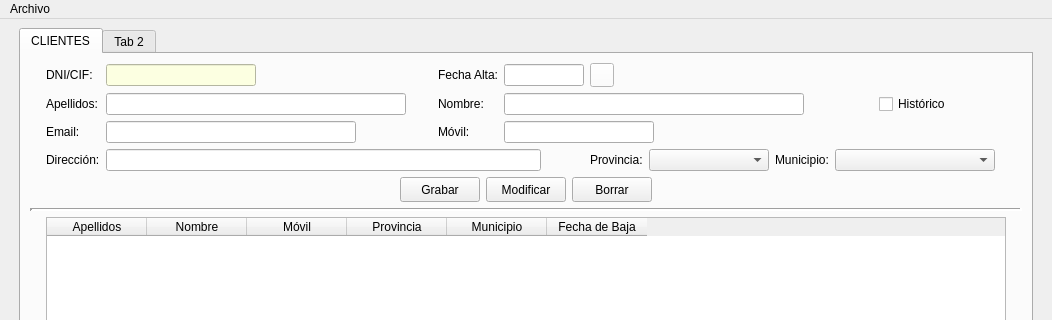
The window that templates/venPrincipal.ui (BuaTeijeiro/ProyectoDI) describes before a commit, drawn with Qt 5; both pictures show x 0 to 1052 and y 0 to 320 of the 1052 by 721 pixel window.
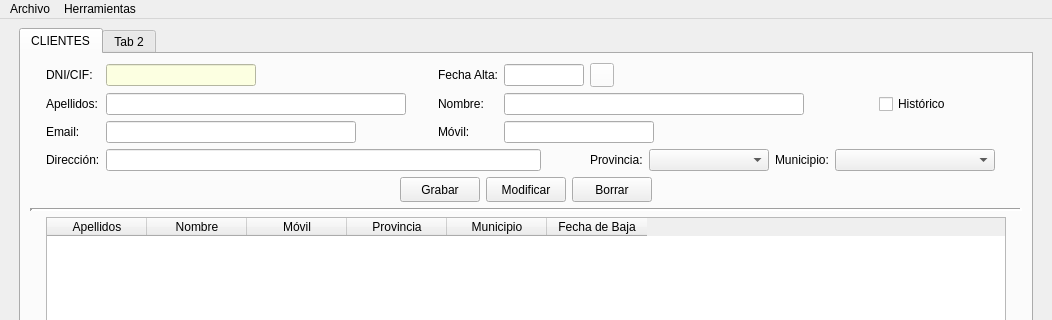
The same window after the commit. Icons and pictures are not drawn.

Patch:
```diff
--- a/templates/venPrincipal.ui
+++ b/templates/venPrincipal.ui
@@ -712,7 +712,15 @@
     </property>
     <addaction name="actionSalir"/>
    </widget>
+   <widget class="QMenu" name="menuHerramientas">
+    <property name="title">
+     <string>Herramientas</string>
+    </property>
+    <addaction name="actionCrear_Backup"/>
+    <addaction name="actionRestaurar_Backup"/>
+   </widget>
    <addaction name="menuArchivo"/>
+   <addaction name="menuHerramientas"/>
   </widget>
   <widget class="QStatusBar" name="statusbar"/>
   <action name="actionSalir">
```
Left out of the diff: 10 changed lines with no effect on the pictures.
